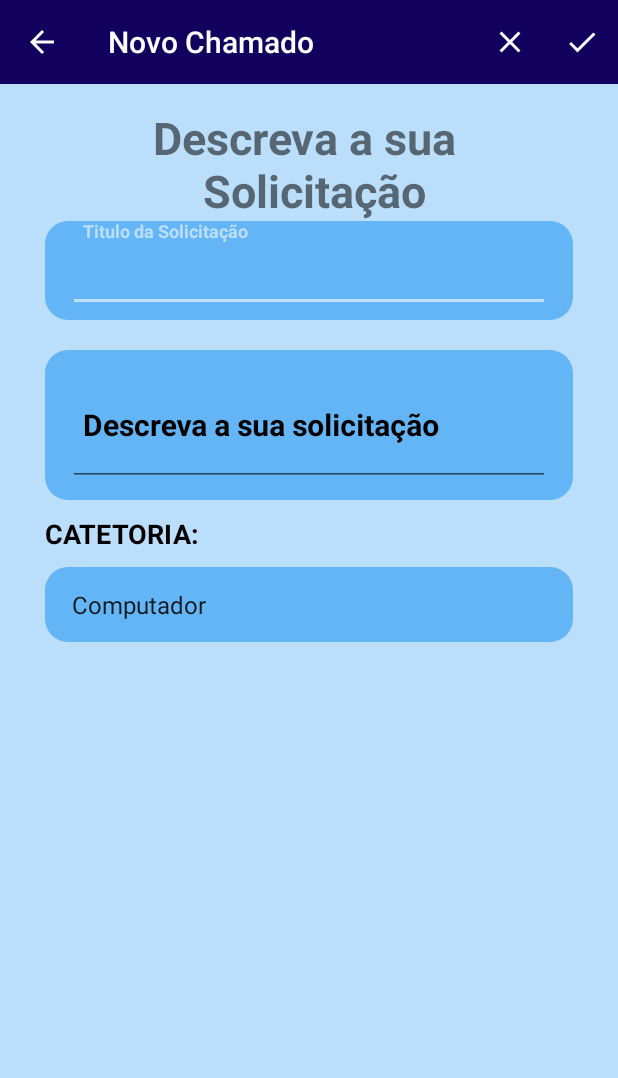
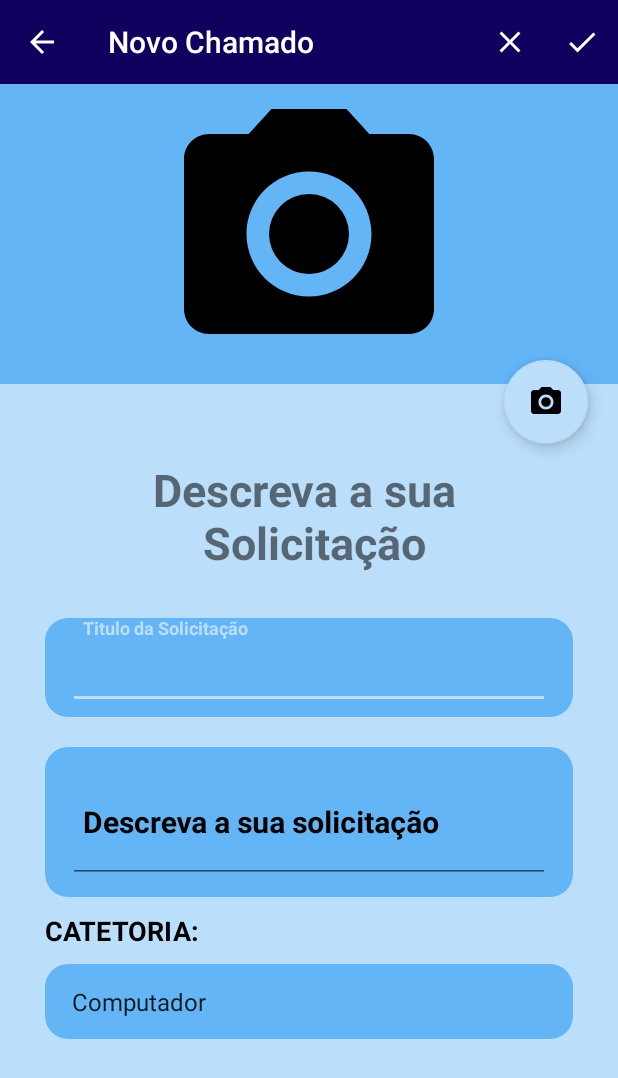
Before and after one commit to santosdiiih/app-fatec, an Android app: the ChamadoNewActivity screen opened directly, with no data from a screen before it, on a phone screen of 412 x 824 dp. Shown: the top 1078 px of the screen. Run offline under Robolectric (Android 15) with nearby library versions, the phone set to English and light mode, and no system bars.

Commit message:
Implementando a funcionalidade de abrir a galeria

```diff
--- a/app/src/main/AndroidManifest.xml
+++ b/app/src/main/AndroidManifest.xml
@@ -2,6 +2,8 @@
 <manifest xmlns:android="http://schemas.android.com/apk/res/android"
     xmlns:tools="http://schemas.android.com/tools"
     package="com.example.app_fatec">
+
+    <uses-permission android:name="android.permission.CAMERA"/>
 
     <application
         android:allowBackup="true"
--- a/app/src/main/java/com/example/app_fatec/datasource/DatasourceUsers.kt
+++ b/app/src/main/java/com/example/app_fatec/datasource/DatasourceUsers.kt
@@ -7,7 +7,7 @@ class DatasourceUsers {
         fun getUsuario(): ArrayList<Usuario>{
             var usuario = ArrayList<Usuario>()
 
-            usuario.add(Usuario(1, "Ingrid", "27/06/2000", "passei", "123", "dev", "", ""))
+            //usuario.add(Usuario(1, "Ingrid", "27/06/2000", "passei", "123", "dev", "", ""))
             return  usuario
         }
     }
--- a/app/src/main/java/com/example/app_fatec/model/Chamado.kt
+++ b/app/src/main/java/com/example/app_fatec/model/Chamado.kt
@@ -12,5 +12,5 @@ class Chamado (
     var descricao: String = "",
     var numeroChamado: String = "S982736",
     var imagemChamado: String = "",
-    var comentario: ArrayList<String>
+    //var comentario: ArrayList<String>
         )
--- a/app/src/main/java/com/example/app_fatec/model/Usuario.kt
+++ b/app/src/main/java/com/example/app_fatec/model/Usuario.kt
@@ -11,5 +11,5 @@ data class Usuario(
     var funcao: String = "",
     var gestor: String = "",
     var contato: String = "",
-    var status: Boolean
+    var status: Boolean = true
 )
--- a/app/src/main/java/com/example/app_fatec/repository/UsuarioRepository.kt
+++ b/app/src/main/java/com/example/app_fatec/repository/UsuarioRepository.kt
@@ -54,6 +54,7 @@ class UsuarioRepository(context: Context){
             usuario.senha = cursor.getString(cursor.getColumnIndex(DatabaseDefinitions.Solicitante.Columns.SENHA))
             usuario.dataNascimento = cursor.getString(cursor.getColumnIndex(DatabaseDefinitions.Solicitante.Columns.DATA_NASCIMENTO))
             usuario.funcao = cursor.getString(cursor.getColumnIndex(DatabaseDefinitions.Solicitante.Columns.FUNCAO))
+            usuario.status = true
         }
         return usuario
     }
--- /dev/null
+++ b/app/src/main/res/drawable/ic_baseline_photo_camera_100.xml
@@ -0,0 +1,6 @@
+<vector android:height="100dp" android:tint="#000000"
+    android:viewportHeight="24" android:viewportWidth="24"
+    android:width="100dp" xmlns:android="http://schemas.android.com/apk/res/android">
+    <path android:fillColor="@android:color/white" android:pathData="M12,12m-3.2,0a3.2,3.2 0,1 1,6.4 0a3.2,3.2 0,1 1,-6.4 0"/>
+    <path android:fillColor="@android:color/white" android:pathData="M9,2L7.17,4L4,4c-1.1,0 -2,0.9 -2,2v12c0,1.1 0.9,2 2,2h16c1.1,0 2,-0.9 2,-2L22,6c0,-1.1 -0.9,-2 -2,-2h-3.17L15,2L9,2zM12,17c-2.76,0 -5,-2.24 -5,-5s2.24,-5 5,-5 5,2.24 5,5 -2.24,5 -5,5z"/>
+</vector>
--- a/app/src/main/res/layout/activity_chamado_new.xml
+++ b/app/src/main/res/layout/activity_chamado_new.xml
@@ -11,18 +11,47 @@
 
     <include layout="@layout/toolbar"/>
 
+    <RelativeLayout
+        android:id="@+id/chamadoFoto"
+        android:layout_width="match_parent"
+        android:layout_height="250dp"
+        tools:ignore="MissingConstraints"
+        app:layout_constraintTop_toBottomOf="@+id/toolbar"
+        android:background="@color/blue_ligth_one"
+        app:layout_constraintEnd_toEndOf="parent"
+        >
+
+        <ImageView
+            android:id="@+id/fotoChamado"
+            android:layout_width="match_parent"
+            android:layout_height="200dp"
+            android:background="@color/blue_ligth"
+            android:src="@drawable/ic_baseline_photo_camera_100" />
+
+        <com.google.android.material.floatingactionbutton.FloatingActionButton
+            android:id="@+id/imageButton"
+            android:layout_width="wrap_content"
+            android:layout_height="wrap_content"
+            android:layout_alignParentRight="true"
+            android:layout_alignParentBottom="true"
+            android:layout_marginStart="20dp"
+            android:layout_marginTop="20dp"
+            android:layout_marginEnd="20dp"
+            android:layout_marginBottom="10dp"
+            android:src="@drawable/ic_baseline_photo_camera_100" />
+    </RelativeLayout>
+
     <TextView
         android:id="@+id/textTopScren"
         android:layout_width="match_parent"
         android:layout_height="wrap_content"
-        app:layout_constraintTop_toBottomOf="@+id/toolbar"
+        app:layout_constraintTop_toBottomOf="@+id/chamadoFoto"
         app:layout_constraintStart_toStartOf="parent"
         app:layout_constraintEnd_toEndOf="parent"
         android:text="@string/text_top_new_chamado"
         android:textSize="30sp"
         android:textAlignment="center"
-        android:textStyle="bold"
-        android:layout_marginTop="15dp"/>
+        android:textStyle="bold" />
 
     <com.google.android.material.textfield.TextInputLayout
         android:id="@+id/inputTextTitutloChamado"
@@ -31,6 +60,7 @@
         android:orientation="horizontal"
         android:layout_marginLeft="30dp"
         android:layout_marginRight="30dp"
+        android:layout_marginTop="30dp"
         android:background="@drawable/box_text"
         android:textColorHint="@color/black"
         android:layout_marginBottom="15dp"
@@ -107,5 +137,4 @@
         android:background="@drawable/box_text"
         style="@style/Widget.AppCompat.Spinner.Underlined"/>
 
-
 </androidx.constraintlayout.widget.ConstraintLayout>
```
Also changed, not shown: app/src/main/java/com/example/app_fatec/view/ChamadoNewActivity.kt (+30 -1 lines).
